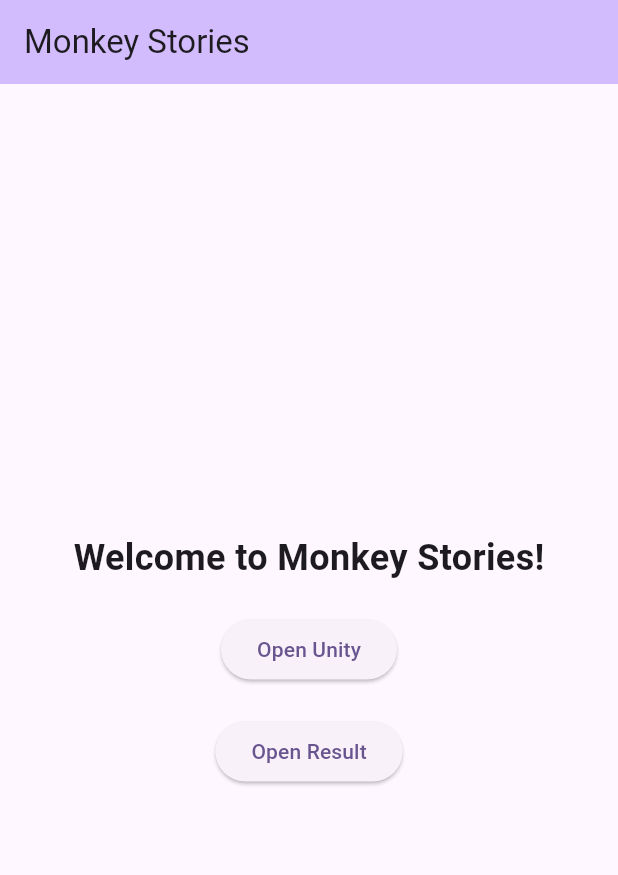
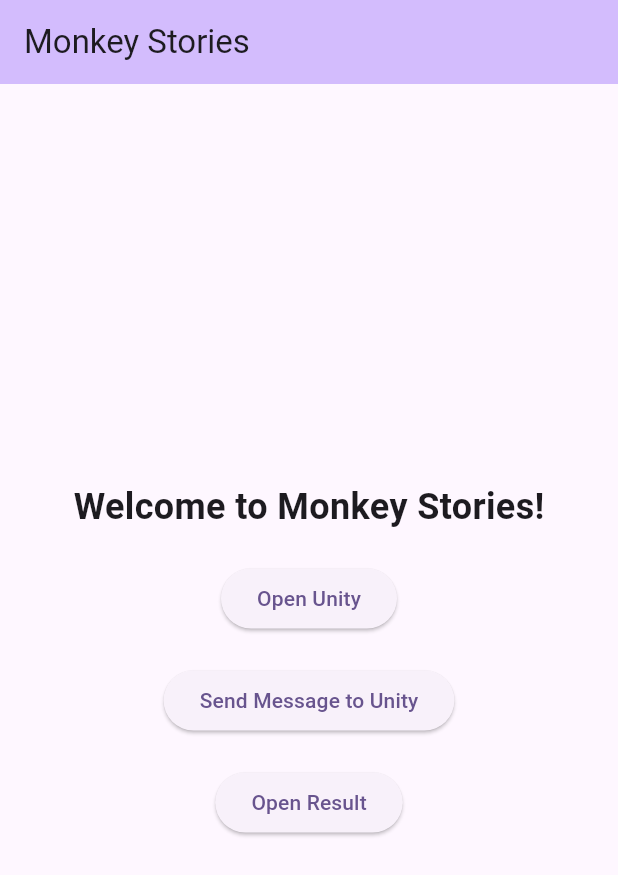
Before and after one commit to quoctruongpt/monkey_stories_fl, a Flutter app: the MyHomePage screen opened directly, after a tap on "Open Unity", on a phone screen of 412 x 824 dp. Shown: the top 875 px of the screen. Run offline on Flutter 3.47's test engine with Material 3 defaults, Android fonts, the phone set to English and light mode, and no system bars; missing offline and left inert: flutter_embed_unity.

Commit message:
tích hợp unity ios

```diff
--- a/lib/main.dart
+++ b/lib/main.dart
@@ -1,8 +1,16 @@
 import 'package:flutter/material.dart';
+import 'package:monkey_stories/widgets/unity_widget.dart';
+import 'package:provider/provider.dart';
 import 'screens/home_screen.dart';
+import 'providers/unity_provider.dart';
 
 void main() {
-  runApp(const MyApp());
+  runApp(
+    ChangeNotifierProvider(
+      create: (context) => UnityProvider(),
+      child: const MyApp(),
+    ),
+  );
 }
 
 class MyApp extends StatelessWidget {
@@ -15,7 +23,30 @@
       theme: ThemeData(
         colorScheme: ColorScheme.fromSeed(seedColor: Colors.deepPurple),
       ),
-      home: const MyHomePage(title: 'Monkey Stories'),
+      home: Stack(
+        children: [
+          const MyHomePage(title: 'Monkey Stories'),
+          // const UnityView(),
+          Consumer<UnityProvider>(
+            builder: (context, unityProvider, child) {
+              return AnimatedPositioned(
+                duration: const Duration(milliseconds: 300),
+                left:
+                    unityProvider.isUnityVisible
+                        ? 0
+                        : -MediaQuery.of(context).size.width,
+                top: 0,
+                right:
+                    unityProvider.isUnityVisible
+                        ? 0
+                        : MediaQuery.of(context).size.width,
+                bottom: 0,
+                child: const UnityView(),
+              );
+            },
+          ),
+        ],
+      ),
     );
   }
 }
--- /dev/null
+++ b/lib/providers/unity_provider.dart
@@ -0,0 +1,17 @@
+import 'package:flutter/material.dart';
+
+class UnityProvider extends ChangeNotifier {
+  bool _isUnityVisible = false;
+
+  bool get isUnityVisible => _isUnityVisible;
+
+  void showUnity() {
+    _isUnityVisible = true;
+    notifyListeners();
+  }
+
+  void hideUnity() {
+    _isUnityVisible = false;
+    notifyListeners();
+  }
+}
--- a/lib/screens/home_screen.dart
+++ b/lib/screens/home_screen.dart
@@ -1,5 +1,8 @@
 import 'package:flutter/material.dart';
 import 'package:flutter/services.dart';
+import 'package:flutter_embed_unity/flutter_embed_unity.dart';
+import 'package:monkey_stories/providers/unity_provider.dart';
+import 'package:provider/provider.dart';
 import 'result_screen.dart';
 
 class MyHomePage extends StatefulWidget {
@@ -25,6 +28,7 @@
 
   void _openUnity() {
     print('Opening Unity...');
+    Provider.of<UnityProvider>(context, listen: false).showUnity();
   }
 
   void _openResult() {
@@ -33,6 +37,20 @@
       context,
       MaterialPageRoute(builder: (context) => const ResultScreen()),
     );
+  }
+
+  void _sendMessageToUnity() {
+    print('Sending message to Unity...');
+    // final unityProvider = Provider.of<UnityProvider>(context, listen: false);
+    // unityProvider.showUnity();
+    // Add a delay to ensure Unity is loaded before sending message
+    Future.delayed(const Duration(milliseconds: 500), () {
+      sendToUnity(
+        'GameManager',
+        'ReceiveMessageFromFlutter',
+        'Hello from Flutter!',
+      );
+    });
   }
 
   @override
@@ -57,6 +75,11 @@
             ),
             const SizedBox(height: 20),
             ElevatedButton(
+              onPressed: _sendMessageToUnity,
+              child: const Text('Send Message to Unity'),
+            ),
+            const SizedBox(height: 20),
+            ElevatedButton(
               onPressed: _openResult,
               child: const Text('Open Result'),
             ),
--- /dev/null
+++ b/lib/widgets/unity_widget.dart
@@ -0,0 +1,77 @@
+import 'package:flutter/material.dart';
+import 'package:flutter/services.dart';
+import 'package:flutter_embed_unity/flutter_embed_unity.dart';
+import 'package:monkey_stories/providers/unity_provider.dart';
+import '../screens/result_screen.dart';
+import 'package:provider/provider.dart';
+
+class UnityView extends StatefulWidget {
+  const UnityView();
+
+  @override
+  State<UnityView> createState() => _UnityViewState();
+}
+
+class _UnityViewState extends State<UnityView> {
+  late UnityProvider _unityProvider;
+
+  @override
+  void initState() {
+    super.initState();
+    _unityProvider = Provider.of<UnityProvider>(context, listen: false);
+    SystemChrome.setPreferredOrientations([DeviceOrientation.landscapeLeft]);
+    _unityProvider.showUnity();
+  }
+
+  @override
+  void dispose() {
+    SystemChrome.setPreferredOrientations([DeviceOrientation.portraitUp]);
+    super.dispose();
+  }
+
+  @override
+  Widget build(BuildContext context) {
+    return Scaffold(
+      body: Consumer<UnityProvider>(
+        builder: (context, unityProvider, child) {
+          return Stack(
+            children: [
+              EmbedUnity(
+                onMessageFromUnity: (String message) {
+                  // Receive message from Unity sent via SendToFlutter.cs
+                },
+              ),
+              Positioned(
+                bottom: 16,
+                left: 16,
+                right: 16,
+                child: Row(
+                  mainAxisAlignment: MainAxisAlignment.spaceBetween,
+                  children: [
+                    ElevatedButton(
+                      onPressed: () {
+                        Navigator.push(
+                          context,
+                          MaterialPageRoute(
+                            builder: (context) => const ResultScreen(),
+                          ),
+                        );
+                      },
+                      child: const Text('Go to Result'),
+                    ),
+                    ElevatedButton(
+                      onPressed: () {
+                        unityProvider.hideUnity();
+                      },
+                      child: const Text('Hide Unity'),
+                    ),
+                  ],
+                ),
+              ),
+            ],
+          );
+        },
+      ),
+    );
+  }
+}
--- a/pubspec.yaml
+++ b/pubspec.yaml
@@ -35,6 +35,7 @@
   # Use with the CupertinoIcons class for iOS style icons.
   cupertino_icons: ^1.0.8
   flutter_embed_unity: ^1.2.5
+  provider: ^6.1.1
 
 dev_dependencies:
   flutter_test:
```
Also changed, not shown: lib/screens/unity_screen.dart (deleted, +0 -61 lines), pubspec.lock, 4 other files.
